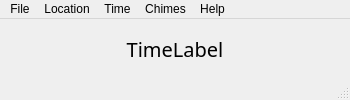
Qt form mainwindow.ui (larsnaesbye/tempus) before a commit.
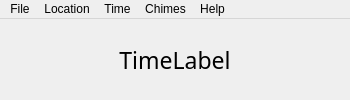
The same form after that commit. Icons and pictures are not drawn.

Commit message: removed status bar, timer updates display, key shortcuts redefined

Patch:
```diff
--- a/mainwindow.ui
+++ b/mainwindow.ui
@@ -36,7 +36,9 @@
       <property name="font">
        <font>
         <family>Ubuntu Mono</family>
-        <pointsize>15</pointsize>
+        <pointsize>17</pointsize>
+        <weight>50</weight>
+        <bold>false</bold>
        </font>
       </property>
       <property name="text">
@@ -49,16 +51,6 @@
     </item>
    </layout>
   </widget>
-  <widget class="QStatusBar" name="statusBar">
-   <property name="font">
-    <font>
-     <family>Ubuntu Mono</family>
-     <pointsize>9</pointsize>
-     <weight>75</weight>
-     <bold>true</bold>
-    </font>
-   </property>
-  </widget>
   <widget class="QMenuBar" name="menuBar">
    <property name="enabled">
     <bool>true</bool>
```
Left out of the diff: 17 changed lines with no effect on the pictures. The commit also changes 6 other files.
